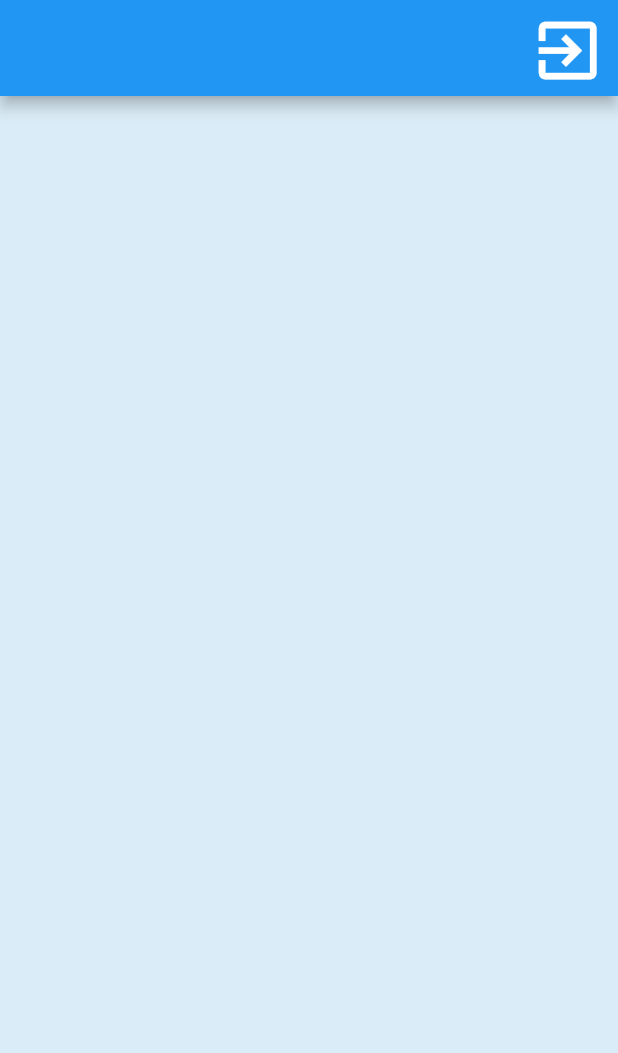
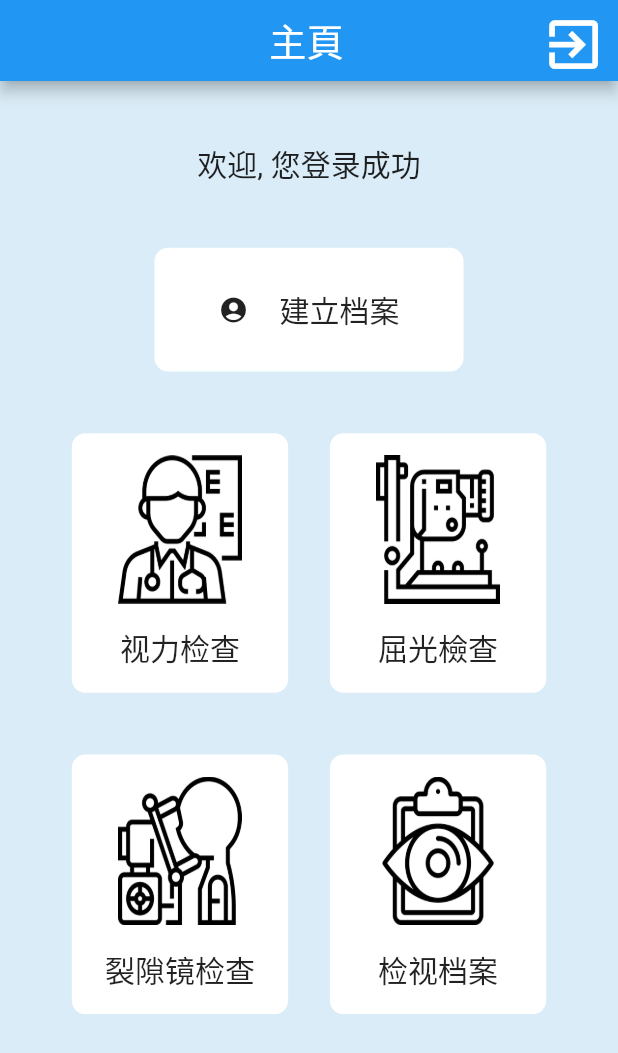
Before and after one commit to BoscoTin/Sight-app, a Flutter app: the screen it shows after launch, after a tap on "登录", on a phone screen of 412 x 824 dp. Shown: the top 1053 px of the screen. Run offline on Flutter 3.47's test engine with Material 2 defaults, Android fonts, the phone set to English and light mode, and no system bars.

Commit message:
Finish layout of the app and structure of the code

```diff
--- a/lib/Utilities/Constant.dart
+++ b/lib/Utilities/Constant.dart
@@ -1,10 +1,10 @@
 class Constants{
   static const double appBarTitleFontSize = 25.0;
-  static const double appBarPreferredSize = 64.0;
+  static const double appBarPreferredSize = 54.0;
 
   static const double labelTextSize = 20.0;
-  static const double boxBorderRadius = 5.0;
+  static const double boxBorderRadius = 9.0;
 
   static const double headingFontSize = 40.0;
-  static const double normalFontSize = 25.0;
+  static const double normalFontSize = 20.0;
 }
--- a/lib/Utilities/Functions.dart
+++ b/lib/Utilities/Functions.dart
@@ -49,4 +49,9 @@ class Functions{
   static void Function(BuildContext) backHome = (BuildContext context){
     Navigator.popUntil(context, ModalRoute.withName('/home'));
   };
+
+  /// function variable for navigation pop
+  static void Function(BuildContext) backPage = (BuildContext context){
+    Navigator.pop(context);
+  };
 }
--- a/lib/Utilities/string.dart
+++ b/lib/Utilities/string.dart
@@ -7,8 +7,10 @@ class Strings{
   static const String register = '建立档案';
 
   static const String leaveAppQuestion = '是否确定离开APP?';
-  static const String leavingAlertQuestion = '数据尚未储存\n是否确定离开';
-  static const String logoutAlertQuestion = '是否确定注销';
+  static const String leavingAlertQuestion = '数据尚未储存\n是否确定离开?';
+  static const String logoutAlertQuestion = '是否确定注销?';
+  static const String backAlertQuestion = '是否确定返回?';
+  static const String backHomeAlertQuestion = '返回主页?';
   static const String slit_AlertQuestion = '注意事项:';
   static const String cancel = '取消';
   static const String confirm = '确认';
@@ -16,6 +18,9 @@ class Strings{
   static const String loginname = '登录名称';
   static const String loginpassword = '密码';
   static const String loginbutton = '登录';
+
+  static const String successLoginPart1 = '欢迎';
+  static const String successLoginPart2 = ', 您登录成功';
 
   static const String homePage = '主頁';
 
--- a/lib/homepage.dart
+++ b/lib/homepage.dart
@@ -2,6 +2,7 @@ import 'package:flutter/material.dart';
 import 'Utilities/string.dart';
 import 'Utilities/AppBar.dart';
 import 'Utilities/Functions.dart';
+import 'Utilities/Constant.dart';
 
 class HomePage extends StatefulWidget{
   String id;
@@ -24,7 +25,48 @@ class _HomePageState extends State<HomePage>{
   );
 
   /// Function to unify the layout of the buttons
+  /// provide tap action with assets image path to build the button
+  GestureDetector customizeIconButton(Function() tapAction, String imagePath, String hintText, double heightRatio, double widthRatio){
+    return GestureDetector(
+      onTap: tapAction,
 
+      child: Container(
+        height: MediaQuery.of(context).size.height * heightRatio,
+        width: MediaQuery.of(context).size.width * widthRatio,
+
+        decoration: BoxDecoration(
+          color: Theme.of(context).disabledColor,
+          borderRadius: BorderRadius.circular(Constants.boxBorderRadius),
+        ),
+
+        child: Column(
+          mainAxisAlignment: MainAxisAlignment.spaceEvenly,
+          children: <Widget>[
+
+            // resized image
+            Container(
+              height: MediaQuery.of(context).size.height * heightRatio / 7 * 4,
+              width: MediaQuery.of(context).size.width * widthRatio / 7 * 4,
+              decoration: BoxDecoration(
+                image: DecorationImage(
+                  image: AssetImage(imagePath),
+                  fit: BoxFit.fill
+                ),
+              ),
+            ),
+
+            // hint text
+            Text( hintText,
+              style: TextStyle(
+                fontSize: Constants.normalFontSize,
+                color: Theme.of(context).textSelectionColor
+              ),
+            ),
+          ],
+        ),
+      ),
+    );
+  }
 
   @override
   Widget build(BuildContext context) {
@@ -47,8 +89,81 @@ class _HomePageState extends State<HomePage>{
           backPressed: backPressed,
         ),
 
-        body: Center(
-          child: Text(widget.id),
+        body: ListView(
+          padding: const EdgeInsets.only(left: 20.0, right: 20.0, top: 40.0, bottom: 40.0),
+
+          children: <Widget>[
+            ///  1. welcome message, for confirming the correct user has been log in
+            Text( Strings.successLoginPart1 + widget.id + Strings.successLoginPart2,
+              textAlign: TextAlign.center,
+              style: TextStyle(
+                fontSize: Constants.normalFontSize,
+              ),
+            ),
+
+            /// sized box as padding
+            SizedBox(height: MediaQuery.of(context).size.height * 0.05,),
+
+            ///  2. Register button
+            GestureDetector(
+              onTap: (){
+                // TODO: push to register page
+              },
+
+              child: Center(
+                child: Container(
+                  height: MediaQuery.of(context).size.height * 0.1,
+                  width: MediaQuery.of(context).size.width * 0.5,
+                  decoration: BoxDecoration(
+                    color: Theme.of(context).disabledColor,
+                    borderRadius: BorderRadius.circular(Constants.boxBorderRadius),
+                  ),
+
+                  child: Row(
+                    mainAxisAlignment: MainAxisAlignment.center,
+                    children: <Widget>[
+                      Icon(Icons.account_circle, size: Constants.normalFontSize,),
+                      SizedBox(width: MediaQuery.of(context).size.width * 0.05,),
+                      Text(Strings.register,
+                        style: TextStyle(
+                          fontSize: Constants.normalFontSize,
+                          color: Theme.of(context).textSelectionColor,
+                        ),
+                      ),
+                    ],
+                  ),
+                ),
+              ),
+            ),
+
+            /// sized box as padding
+            SizedBox(height: MediaQuery.of(context).size.height * 0.05,),
+
+            /// 3. first row with vision test button and optometry button
+            Row(
+              mainAxisAlignment: MainAxisAlignment.spaceEvenly,
+              children: <Widget>[
+                customizeIconButton( (){ Navigator.pushNamed(context, '/UserSearch', arguments: Strings.visionTest); },
+                    'assets/images/Vision.png', Strings.visionTest, 0.21, 0.35),
+                customizeIconButton( (){ Navigator.pushNamed(context, '/UserSearch', arguments: Strings.optometry); },
+                    'assets/images/Optometry.png', Strings.optometry, 0.21, 0.35),
+              ],
+            ),
+
+            /// sized box as padding
+            SizedBox(height: MediaQuery.of(context).size.height * 0.05,),
+
+            ///  4. second row with slip lamp test button and checking patient data button
+            Row(
+              mainAxisAlignment: MainAxisAlignment.spaceEvenly,
+              children: <Widget>[
+                customizeIconButton( (){ Navigator.pushNamed(context, '/UserSearch', arguments: Strings.slitLamp); },
+                    'assets/images/SlitLamp.png', Strings.slitLamp, 0.21, 0.35),
+                customizeIconButton( (){ Navigator.pushNamed(context, '/UserSearch', arguments: Strings.reviewingProfile); },
+                    'assets/images/Review.png', Strings.reviewingProfile, 0.21, 0.35),
+              ],
+            ),
+          ],
         ),
       ),
     );
--- a/lib/main.dart
+++ b/lib/main.dart
@@ -1,6 +1,7 @@
 import 'package:flutter/material.dart';
 import 'login.dart';
 import 'homepage.dart';
+import 'UserSearch.dart';
 
 /// main class of the whole app, defines the theme data here
 
@@ -27,6 +28,7 @@ class MyApp extends StatelessWidget {
       routes: {
         '/': (context) => LoginPage(),
         '/home': (context) => HomePage(),
+        '/UserSearch': (context) => UserSearch(),
       },
     );
   }
```
Also changed, not shown: lib/UserSearch.dart (added, +166 -0 lines), lib/Utilities/AppBar.dart (+14 -5 lines).
